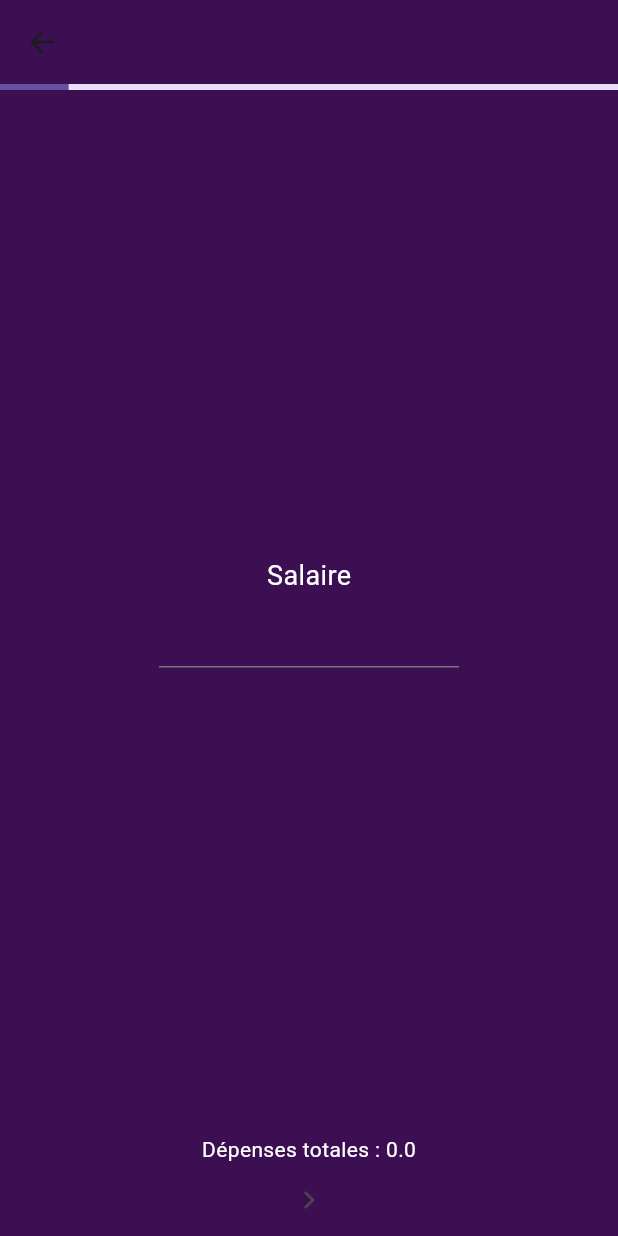
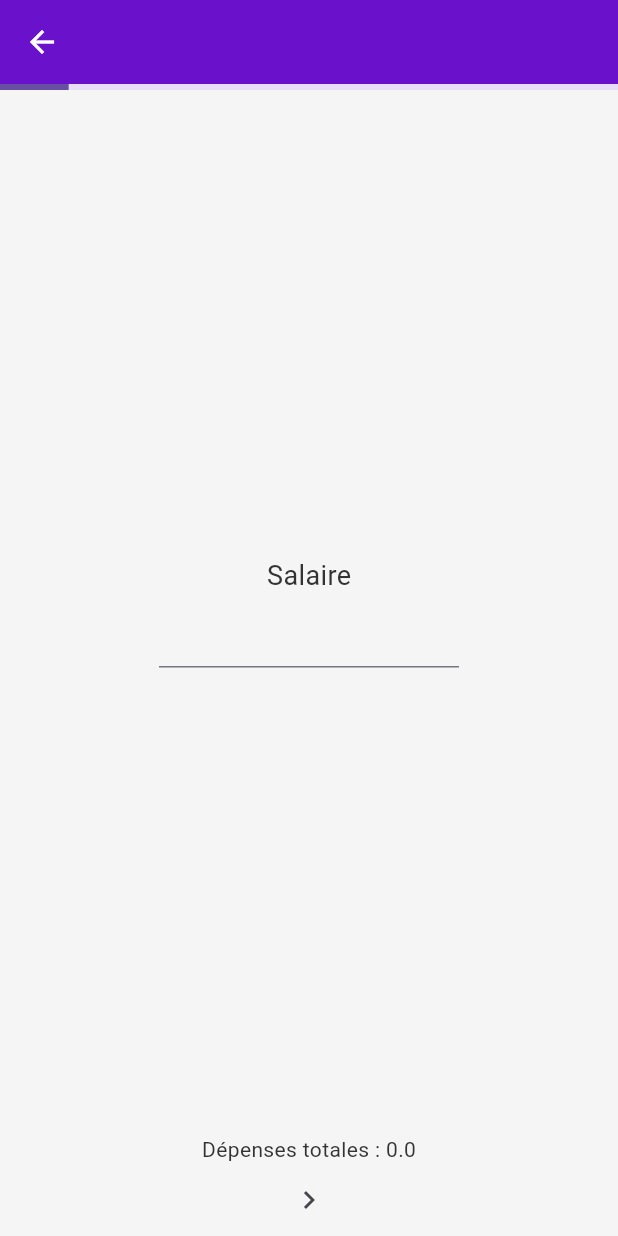
Before and after one commit to LouisNdt/flutter_cashmate, a Flutter app: the screen it shows after launch, after a tap on "Créer mon budget", on a phone screen of 412 x 824 dp. Run offline on Flutter 3.47's test engine with Material 3 defaults, Android fonts, the phone set to English and light mode, and no system bars; our stand-ins replace fl_chart.

Commit message:
chore:  theme & affichage uniquement des depenses dans piechart

```diff
--- a/lib/budget.dart
+++ b/lib/budget.dart
@@ -1,4 +1,3 @@
-import 'package:cashmate/home.dart';
 import 'package:cashmate/main.dart';
 import 'package:cashmate/model/Transaction.dart';
 import 'package:flutter/material.dart';
@@ -40,9 +39,7 @@ class _BudgetCreationState extends State<BudgetCreation> {
   Widget build(BuildContext context) {
 
     return Scaffold(
-        backgroundColor: const Color.fromRGBO(59, 15, 82, 1.0),
         appBar: AppBar(
-          backgroundColor: const Color.fromRGBO(59, 15, 82, 1.0),
       ),
       body: Column(
         children: [
@@ -56,7 +53,7 @@ class _BudgetCreationState extends State<BudgetCreation> {
                   }
               )
           ),
-          Text("Dépenses totales : $totalDepenses", style: const TextStyle(color: Colors.white, fontSize: 14),),
+          Text("Dépenses totales : $totalDepenses", style: const TextStyle(fontSize: 14),),
           Row(
             mainAxisAlignment: MainAxisAlignment.center,
             children: [
@@ -84,12 +81,11 @@ class _BudgetCreationState extends State<BudgetCreation> {
       child: Column(
         mainAxisAlignment: MainAxisAlignment.center,
         children: [
-          Text(category, style: TextStyle(color: Colors.white, fontSize: 18),),
+          Text(category, style: TextStyle(fontSize: 18),),
           SizedBox(
             width: 200,
             child: TextField(
               textAlign: TextAlign.center,
-              style: const TextStyle(color: Colors.white),
               keyboardType: TextInputType.number,
               onSubmitted: (value) => _nextPage(),
               onChanged: (value) {
@@ -112,7 +108,7 @@ class _BudgetCreationState extends State<BudgetCreation> {
     child: Column(
       mainAxisAlignment: MainAxisAlignment.center,
       children: [
-        Text("Total des dépenses : $totalDepenses", style: TextStyle(color: Colors.white, fontSize: 20),),
+        Text("Total des dépenses : $totalDepenses", style: TextStyle(fontSize: 20),),
         ElevatedButton(onPressed: () {
           Navigator.push(context, MaterialPageRoute(builder: (context) => MyApp(transactions: transactions)));
         }, child: Text("Voir le dashboard"))
--- a/lib/home.dart
+++ b/lib/home.dart
@@ -44,15 +44,15 @@ class _Home extends State<Home> {
       }
     });
 
-    List<PieChartSectionData> pieChartSections = widget.transactions.map((transaction) => buildSectionPieChart(transaction))
+    List<PieChartSectionData> pieChartSections = widget.transactions.where((transaction) => transaction.isRevenu==false).map((transaction) => buildSectionPieChart(transaction))
         .toList();
 
     double difference = totalAmountRevenus - totalAmountDepenses;
 
     if(totalAmountRevenus > totalAmountDepenses) {
-      symbolColor = Colors.green;
+      symbolColor = Color.fromRGBO(102, 187, 106, 1);
     } else if (totalAmountRevenus < totalAmountDepenses) {
-      symbolColor = Colors.red;
+      symbolColor = Color.fromRGBO(239, 83, 80, 1);
     } else {
       symbolColor  = Colors.white;
     }
@@ -60,14 +60,13 @@ class _Home extends State<Home> {
     return Scaffold(
       extendBodyBehindAppBar: true,
       appBar: null,
-      backgroundColor: const Color.fromRGBO(59, 15, 82, 1.0),
       body: Stack(
           children: [
             Center(
                 child: Column(
                   mainAxisAlignment: MainAxisAlignment.spaceEvenly,
                   children: [
-                    const Text("Cash Mate", style: TextStyle(color: Colors.white, fontSize: 28),),
+                    const Text("Cash Mate", style: TextStyle(fontSize: 28),),
                     SizedBox(
                         height: 250, // Définir une hauteur pour le PieChart
                         child: Stack(
@@ -93,7 +92,7 @@ class _Home extends State<Home> {
                           Navigator.push(context, MaterialPageRoute(builder: (context) => const BudgetCreation()));
                         },
                         child: Text("Créer mon budget")),
-                    const Text("Estime rapidement ta capacité d'épargne mensuelle !", style: TextStyle(color: Colors.white),)
+                    const Text("Estime rapidement ta capacité d'épargne mensuelle !",)
                   ],
                 )
             ),
@@ -117,4 +116,5 @@ class _Home extends State<Home> {
     );
   }
 
+
 }
--- a/lib/main.dart
+++ b/lib/main.dart
@@ -1,17 +1,15 @@
 import 'package:cashmate/model/Transaction.dart';
 import 'package:cashmate/operations.dart';
 import 'package:cashmate/home.dart';
-import 'package:fl_chart/fl_chart.dart';
+import 'package:cashmate/theme/dark.dart';
+import 'package:cashmate/theme/light.dart';
 import 'package:flutter/material.dart';
 
 void main() {
   runApp(const MyApp(transactions: [],));
 }
 
-// TODO : Remplacer la liste de transactions par deux classes model, une dépense et une revenu
-// TODO : Revoir couleur background
 // TODO : clavier number ne permet de cliquer sur "entrée" pour passer à la prochaine "slide"
-// TODO : Progress bar ne se met pas à jour avec le swipe
 // TODO : Finaliser le piechart pour voir clairement les catégories
 
 class MyApp extends StatelessWidget {
@@ -24,9 +22,9 @@ class MyApp extends StatelessWidget {
     return MaterialApp(
       title: 'Cash Mate',
       debugShowCheckedModeBanner: false,
-      theme: ThemeData(
-        useMaterial3: true,
-      ),
+      theme: lightTheme,
+      darkTheme: darkTheme,
+      themeMode: ThemeMode.system,
       home: MyHomePage(title: 'Cash Mate', transactions: transactions),
     );
   }
@@ -76,7 +74,6 @@ class _MyHomePageState extends State<MyHomePage> {
     return Scaffold(
       extendBodyBehindAppBar: true,
       appBar: null,
-      backgroundColor: const Color.fromRGBO(59, 15, 82, 1.0),
       body: IndexedStack(
         index: _selectedIndex,
         children: pages,
@@ -84,7 +81,6 @@ class _MyHomePageState extends State<MyHomePage> {
       bottomNavigationBar: BottomNavigationBar(
         currentIndex: _selectedIndex,
         onTap: _onItemTapped,
-        backgroundColor: const Color.fromRGBO(59, 15, 82, 1.0),
           items: const [
             BottomNavigationBarItem(
               icon: Icon(Icons.home),
--- a/lib/operations.dart
+++ b/lib/operations.dart
@@ -27,24 +27,18 @@ class _Operations extends State<Operations> {
     int index = widget.transactions.length;
     return Scaffold(
         extendBodyBehindAppBar: true,
-        appBar: AppBar(backgroundColor: const Color.fromRGBO(59, 15, 82, 1.0),
-        ),
-        backgroundColor: const Color.fromRGBO(59, 15, 82, 1.0),
+        appBar: null,
       body: Padding(
         padding: const EdgeInsets.all(20.0),
         child: Column(
           children: [
-            const Text(
-              "Liste des Transactions",
-              style: TextStyle(color: Colors.white, fontSize: 22, fontWeight: FontWeight.bold),
-            ),
             const SizedBox(height: 10),
             Expanded(
               child: widget.transactions.isEmpty
                   ? const Center(
                 child: Text(
                   "Aucune transaction enregistrée",
-                  style: TextStyle(color: Colors.white, fontSize: 18),
+                  style: TextStyle(fontSize: 18),
                 ),
               )
                   : ListView.builder(
@@ -58,9 +52,8 @@ class _Operations extends State<Operations> {
                         children: [
                           Text(
                             transaction.description,
-                            style: TextStyle(
+                            style: const TextStyle(
                               fontSize: 18,
-                              color: Theme.of(context).primaryColorLight,
                             ),
                           ),
                           Text(
@@ -69,8 +62,9 @@ class _Operations extends State<Operations> {
                               fontSize: 18,
                               fontWeight: FontWeight.bold,
                               color: transaction.isRevenu
-                                  ? Colors.green
-                                  : Colors.red,
+                                  ? Color.fromRGBO(102, 187, 106, 1)
+
+                              : Color.fromRGBO(239, 83, 80, 1),
                             ),
                           ),
                           IconButton(onPressed: (){
@@ -84,7 +78,6 @@ class _Operations extends State<Operations> {
                         thickness: 2,
                         indent: 40,
                         endIndent: 40,
-                        color: Colors.white,
                       ),
                     ],
                   );
--- /dev/null
+++ b/lib/theme/dark.dart
@@ -0,0 +1,28 @@
+import 'package:flutter/material.dart';
+
+final ThemeData darkTheme = ThemeData(
+  brightness: Brightness.dark,
+  primaryColor: Color(0xFF6A11CB), // Violet principal
+  scaffoldBackgroundColor: Color(0xFF121212), // Fond noir profond
+  appBarTheme: AppBarTheme(
+    backgroundColor: Color(0xFF6A11CB), // Violet pour l'AppBar
+    foregroundColor: Colors.white, // Texte blanc
+  ),
+  textTheme: TextTheme(
+    bodyLarge: TextStyle(color: Colors.white), // Texte principal blanc
+    bodyMedium: TextStyle(color: Color(0xFFCCCCCC)), // Texte secondaire gris clair
+    titleLarge: TextStyle(color: Color(0xFF6A11CB), fontWeight: FontWeight.bold), // Titres en violet
+  ),
+  elevatedButtonTheme: ElevatedButtonThemeData(
+    style: ElevatedButton.styleFrom(
+      backgroundColor: Color(0xFF6A11CB), // Boutons violets
+      foregroundColor: Colors.white, // Texte des boutons en blanc
+      shape: RoundedRectangleBorder(borderRadius: BorderRadius.circular(12)),
+    ),
+  ),
+  bottomNavigationBarTheme: BottomNavigationBarThemeData(
+    backgroundColor: Color(0xFF1E1E1E), // Fond sombre pour la BottomNavBar
+    selectedItemColor: Color(0xFF6A11CB), // Élément actif en violet
+    unselectedItemColor: Color(0xFF888888), // Élément inactif en gris
+  ),
+);
--- /dev/null
+++ b/lib/theme/light.dart
@@ -0,0 +1,28 @@
+import 'package:flutter/material.dart';
+
+final ThemeData lightTheme = ThemeData(
+  brightness: Brightness.light,
+  primaryColor: Color(0xFF6A11CB), // Violet principal
+  scaffoldBackgroundColor: Color(0xFFF5F5F5), // Gris clair en fond
+  appBarTheme: AppBarTheme(
+    backgroundColor: Color(0xFF6A11CB), // Violet pour la barre d'app
+    foregroundColor: Colors.white, // Texte blanc
+  ),
+  textTheme: TextTheme(
+    bodyLarge: TextStyle(color: Color(0xFF212121)), // Texte principal en noir doux
+    bodyMedium: TextStyle(color: Color(0xFF333333)), // Texte secondaire en gris foncé
+    titleLarge: TextStyle(color: Color(0xFF6A11CB), fontWeight: FontWeight.bold), // Titres en violet
+  ),
+  elevatedButtonTheme: ElevatedButtonThemeData(
+    style: ElevatedButton.styleFrom(
+      backgroundColor: Color(0xFF6A11CB), // Boutons violets
+      foregroundColor: Colors.white, // Texte des boutons en blanc
+      shape: RoundedRectangleBorder(borderRadius: BorderRadius.circular(12)),
+    ),
+  ),
+  bottomNavigationBarTheme: BottomNavigationBarThemeData(
+    backgroundColor: Colors.white, // Fond blanc pour un effet moderne
+    selectedItemColor: Color(0xFF6A11CB), // Élément actif en violet
+    unselectedItemColor: Color(0xFF888888), // Élément inactif en gris
+  ),
+);
```
